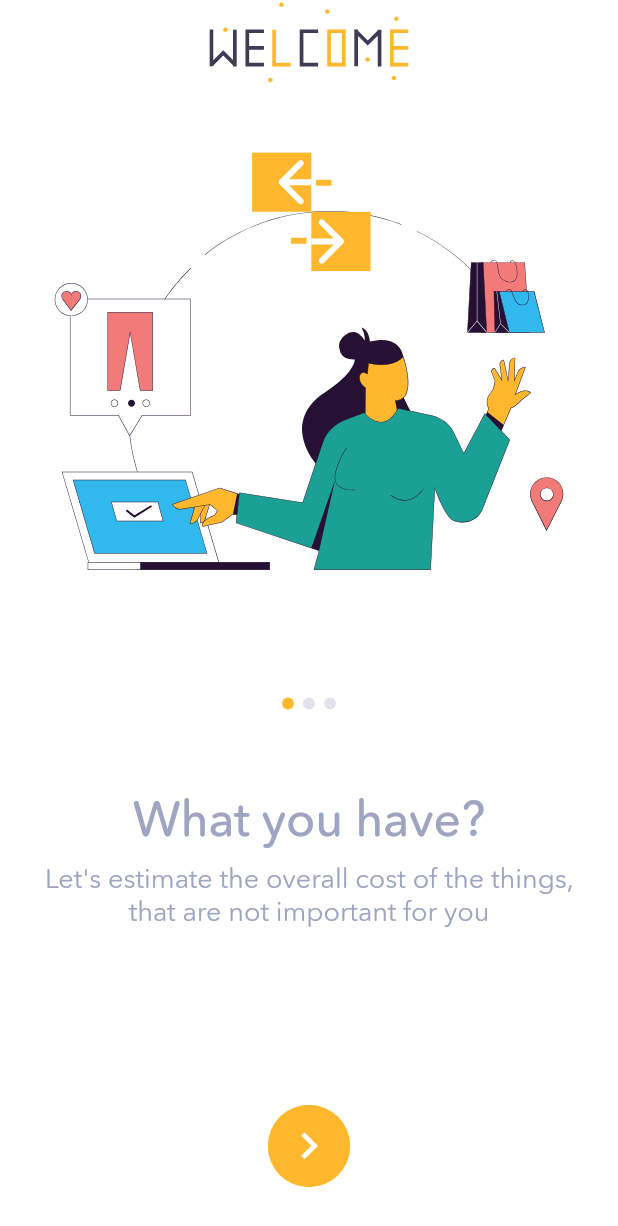
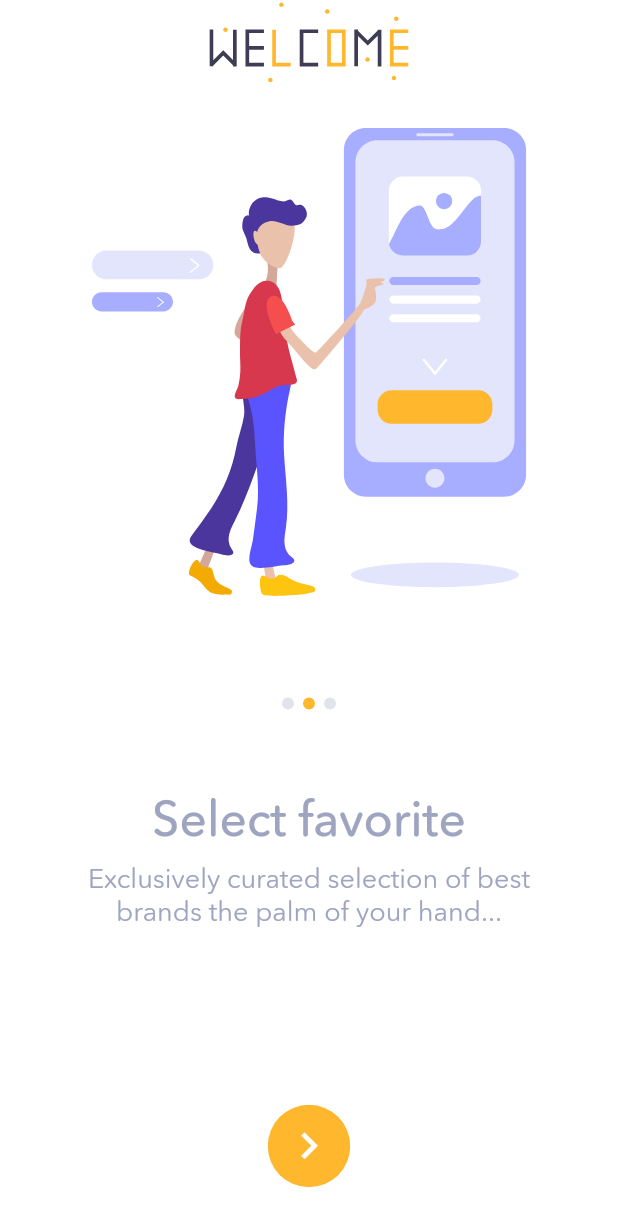
Before and after one commit to gitananun/barter-app, a Flutter app: the screen it shows after launch, after a tap on the "navigate next" icon, on a phone screen of 412 x 824 dp. Shown: the top 1226 px of the screen. Run offline on Flutter 3.47's test engine with Material 2 defaults, Android fonts, the phone set to English and light mode, and no system bars; our stand-ins replace device_preview, flutter_svg.

Commit message:
Onboarding finished

```diff
--- a/lib/ui/screens/onboarding/_screens/first_onboarding.dart
+++ b/lib/ui/screens/onboarding/_screens/first_onboarding.dart
@@ -1,5 +1,4 @@
 import 'package:barter/constants.dart';
-import 'package:barter/ui/shared_widgets/indicators.dart';
 import 'package:flutter/material.dart';
 import 'package:flutter_svg/flutter_svg.dart';
 
@@ -19,22 +18,16 @@ class FirstOnboarding extends StatelessWidget {
       'body': "Let\'s estimate the overall cost of the things, that are not important for you"
     };
 
-    return OnBoardingLayout([
-      Expanded(
-        flex: 3,
-        child: SvgPicture.asset(OnBoardingConstants.imgPath + '1st_onboarding_illustration.svg', fit: BoxFit.contain),
+    return OnBoardingLayout(
+      currentPage: currentPage,
+      section1: SvgPicture.asset(OnBoardingConstants.imgPath + '1st_onboarding_illustration.svg', fit: BoxFit.contain),
+      section2: Column(
+        children: [
+          Text(_info['title'], style: _themeData.textTheme.headline5),
+          SizedBox(height: 10),
+          Text(_info['body'], style: _themeData.textTheme.bodyText2, textAlign: TextAlign.center, maxLines: 4),
+        ],
       ),
-      Expanded(flex: 1, child: CustomIndicators(currentPage)),
-      Expanded(
-        flex: 2,
-        child: Column(
-          children: [
-            Text(_info['title'], style: _themeData.textTheme.headline5),
-            SizedBox(height: 10),
-            Text(_info['body'], style: _themeData.textTheme.bodyText2, textAlign: TextAlign.center, maxLines: 4),
-          ],
-        ),
-      ),
-    ]);
+    );
   }
 }
--- a/lib/ui/screens/onboarding/_screens/second_onboarding.dart
+++ b/lib/ui/screens/onboarding/_screens/second_onboarding.dart
@@ -1,24 +1,33 @@
+import 'package:barter/constants.dart';
+import 'package:flutter/material.dart';
+import 'package:flutter_svg/flutter_svg.dart';
+
 import 'package:barter/ui/screens/onboarding/layout/onboarding_layout.dart';
-import 'package:barter/ui/shared_widgets/indicators.dart';
-import 'package:flutter/material.dart';
 
+@immutable
 class SecondOnboarding extends StatelessWidget {
-  const SecondOnboarding({Key key}) : super(key: key);
+  const SecondOnboarding(this.currentPage, {Key key}) : super(key: key);
+  final int currentPage;
 
   @override
   Widget build(BuildContext context) {
-    return OnBoardingLayout([
-      Text('navigation'),
-      FlutterLogo(),
-      Text('indicators'),
-      CustomIndicators(1),
-      Text('What you have?'),
-      Text('description'),
-      FlatButton(
-        onPressed: () {},
-        color: Colors.red,
-        child: Text('>'),
-      )
-    ]);
+    final ThemeData _themeData = Theme.of(context);
+
+    const Map<String, String> _info = {
+      'title': 'Select favorite',
+      'body': "Exclusively curated selection of best brands the palm of your hand..."
+    };
+
+    return OnBoardingLayout(
+      currentPage: currentPage,
+      section1: SvgPicture.asset(OnBoardingConstants.imgPath + '2nd_onboarding_illustration.svg', fit: BoxFit.contain),
+      section2: Column(
+        children: [
+          Text(_info['title'], style: _themeData.textTheme.headline5),
+          SizedBox(height: 10),
+          Text(_info['body'], style: _themeData.textTheme.bodyText2, textAlign: TextAlign.center, maxLines: 4),
+        ],
+      ),
+    );
   }
 }
--- a/lib/ui/screens/onboarding/_screens/third_onboarding.dart
+++ b/lib/ui/screens/onboarding/_screens/third_onboarding.dart
@@ -1,22 +1,33 @@
+import 'package:barter/constants.dart';
+import 'package:flutter/material.dart';
+import 'package:flutter_svg/flutter_svg.dart';
+
 import 'package:barter/ui/screens/onboarding/layout/onboarding_layout.dart';
-import 'package:flutter/material.dart';
 
+@immutable
 class ThirdOnboarding extends StatelessWidget {
-  const ThirdOnboarding({Key key}) : super(key: key);
+  const ThirdOnboarding(this.currentPage, {Key key}) : super(key: key);
+  final int currentPage;
 
   @override
   Widget build(BuildContext context) {
-    return OnBoardingLayout([
-      Text('navigation'),
-      FlutterLogo(),
-      Text('indicators'),
-      Text('What you have?'),
-      Text('description'),
-      FlatButton(
-        onPressed: () {},
-        color: Colors.red,
-        child: Text('get started'),
-      )
-    ]);
+    final ThemeData _themeData = Theme.of(context);
+
+    const Map<String, String> _info = {
+      'title': 'Always active',
+      'body': "Notifications that will help you be more active  ✌🏻"
+    };
+
+    return OnBoardingLayout(
+      currentPage: currentPage,
+      section1: SvgPicture.asset(OnBoardingConstants.imgPath + '3rd_onboarding_illustration.svg', fit: BoxFit.contain),
+      section2: Column(
+        children: [
+          Text(_info['title'], style: _themeData.textTheme.headline5),
+          SizedBox(height: 10),
+          Text(_info['body'], style: _themeData.textTheme.bodyText2, textAlign: TextAlign.center, maxLines: 4),
+        ],
+      ),
+    );
   }
 }
--- a/lib/ui/screens/onboarding/_shared_widgets/onboarding_custom_circular_button.dart
+++ b/lib/ui/screens/onboarding/_shared_widgets/onboarding_custom_circular_button.dart
@@ -3,7 +3,8 @@ import 'package:barter/ui/shared_widgets/circular_button.dart';
 import 'package:barter/ui/ui_helper.dart';
 
 class OnBoardingCustomCircularButton extends StatelessWidget {
-  const OnBoardingCustomCircularButton({Key key}) : super(key: key);
+  const OnBoardingCustomCircularButton(this.onTap, {Key key}) : super(key: key);
+  final Function onTap;
 
   @override
   Widget build(BuildContext context) {
@@ -16,7 +17,7 @@ class OnBoardingCustomCircularButton extends StatelessWidget {
       ),
       color: _themeData.primaryColor,
       splashColor: _themeData.accentColor,
-      onTap: () => {},
+      onTap: onTap,
     );
   }
 }
--- a/lib/ui/screens/onboarding/layout/onboarding_layout.dart
+++ b/lib/ui/screens/onboarding/layout/onboarding_layout.dart
@@ -1,16 +1,31 @@
+import 'package:barter/ui/shared_widgets/indicators.dart';
 import 'package:barter/ui/ui_helper.dart';
 import 'package:flutter/material.dart';
 
 @immutable
 class OnBoardingLayout extends StatelessWidget {
-  const OnBoardingLayout(this.content, {Key key}) : super(key: key);
-  final List<Widget> content;
+  const OnBoardingLayout({
+    Key key,
+    @required this.currentPage,
+    @required this.section1,
+    @required this.section2,
+  }) : super(key: key);
+  final int currentPage;
+  final Widget section1;
+  final Widget section2;
 
   @override
   Widget build(BuildContext context) {
     return Container(
       padding: OnBoardingStyle.contentPadding,
-      child: Column(mainAxisAlignment: MainAxisAlignment.center, children: content),
+      child: Column(
+        mainAxisAlignment: MainAxisAlignment.center,
+        children: [
+          Expanded(flex: 3, child: section1),
+          Expanded(flex: 1, child: CustomIndicators(currentPage)),
+          Expanded(flex: 2, child: section2),
+        ],
+      ),
     );
   }
 }
--- a/lib/ui/screens/onboarding/onboarding.dart
+++ b/lib/ui/screens/onboarding/onboarding.dart
@@ -40,13 +40,17 @@ class _OnBoardingScreenState extends State<OnBoardingScreen> {
         appBar: OnBoardingAppBar(),
         backgroundColor: Colors.white,
         bottomNavigationBar: SizedBox(height: OnBoardingStyle.bottomAppBarHeight),
-        floatingActionButton: OnBoardingCustomCircularButton(),
+        floatingActionButton: OnBoardingCustomCircularButton(_onNextPage),
         floatingActionButtonLocation: FloatingActionButtonLocation.centerDocked,
         body: PageView(
           onPageChanged: (int page) => _onPageChanged(page),
           controller: _controller,
           physics: BouncingScrollPhysics(),
-          children: [FirstOnboarding(_currentPage), SecondOnboarding(), ThirdOnboarding()],
+          children: [
+            FirstOnboarding(_currentPage),
+            SecondOnboarding(_currentPage),
+            ThirdOnboarding(_currentPage),
+          ],
         ),
       ),
     );
@@ -56,4 +60,9 @@ class _OnBoardingScreenState extends State<OnBoardingScreen> {
     HapticFeedback.mediumImpact();
     setState(() => _currentPage = page);
   }
+
+  void _onNextPage() => _controller.nextPage(
+        duration: Duration(milliseconds: 500),
+        curve: Curves.easeIn,
+      );
 }
--- a/lib/ui/shared_widgets/circular_button.dart
+++ b/lib/ui/shared_widgets/circular_button.dart
@@ -19,7 +19,7 @@ class CustomCircularButton extends StatelessWidget {
       child: Material(
         color: color,
         child: InkWell(
-          splashColor: splashColor, // inkwell color
+          splashColor: splashColor,
           child: child,
           onTap: onTap ?? () {},
         ),
```
Also changed, not shown: assets/images/onboarding/2nd_onboarding_illustration.svg (added), assets/images/onboarding/3rd_onboarding_illustration.svg (added).
